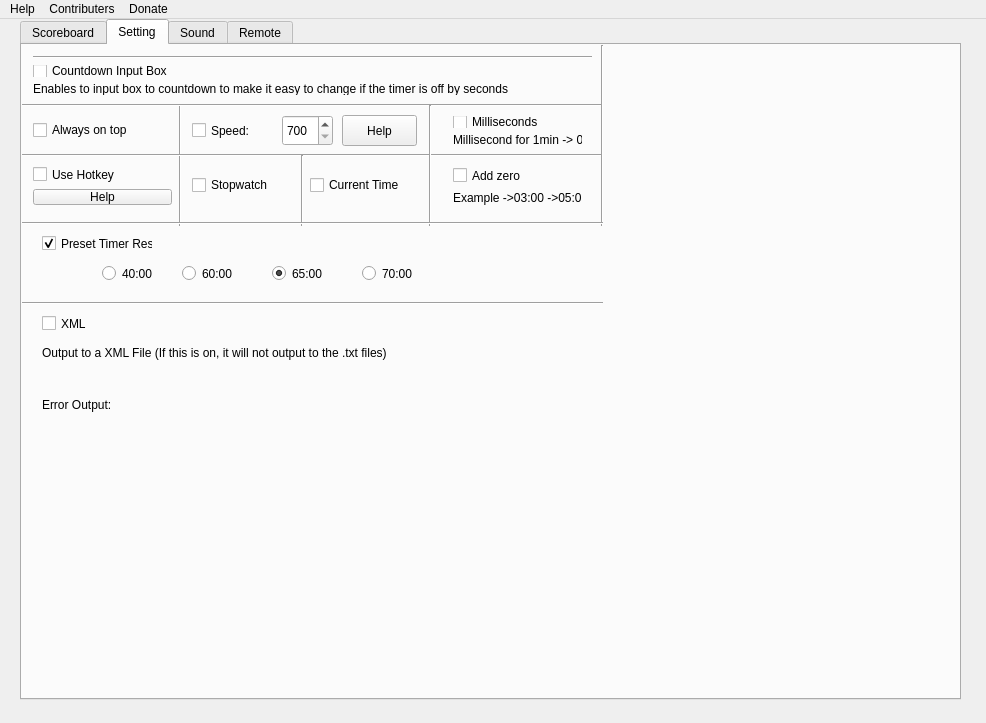
The window that scoreboardmain.ui (purpletechnician/Scoreboard-for-Netrunner) describes before a commit, drawn with Qt 5.
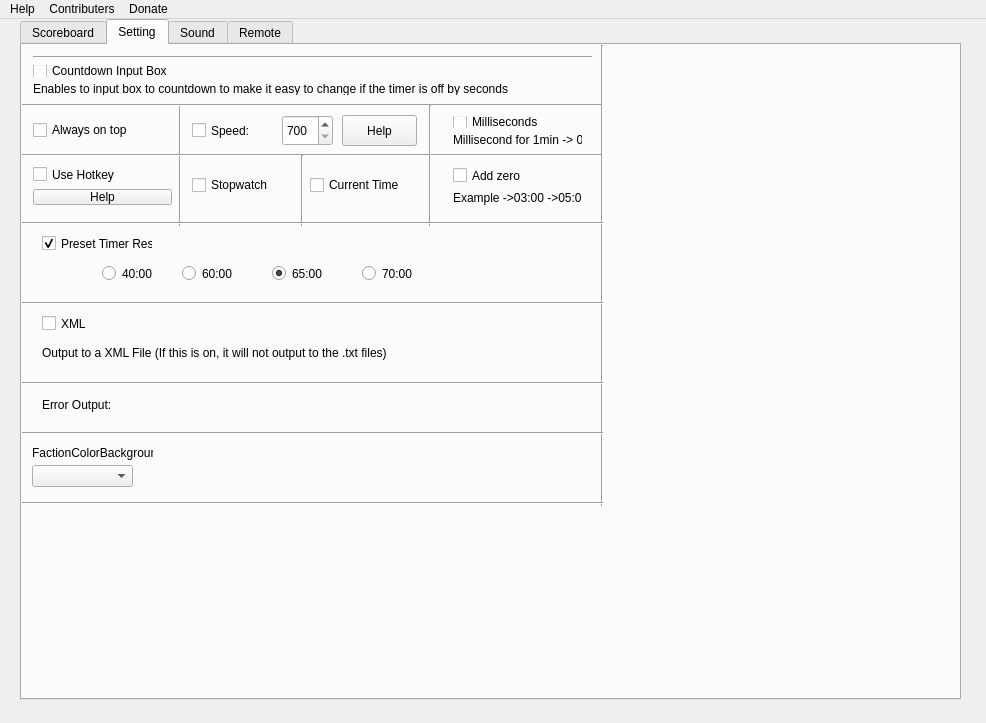
The same window after the commit. The open tabs and pages were chosen to show the change.

Commit message: Updated with FactionsColorsBackground

What changed in the file:
```diff
--- a/scoreboardmain.ui
+++ b/scoreboardmain.ui
@@ -1087,7 +1087,7 @@
         <x>570</x>
         <y>0</y>
         <width>20</width>
-        <height>181</height>
+        <height>461</height>
        </rect>
       </property>
       <property name="orientation">
@@ -1298,6 +1298,68 @@
        <string>Error Output:</string>
       </property>
      </widget>
+     <widget class="Line" name="line_14">
+      <property name="geometry">
+       <rect>
+        <x>0</x>
+        <y>380</y>
+        <width>581</width>
+        <height>16</height>
+       </rect>
+      </property>
+      <property name="orientation">
+       <enum>Qt::Horizontal</enum>
+      </property>
+     </widget>
+     <widget class="Line" name="line_15">
+      <property name="geometry">
+       <rect>
+        <x>0</x>
+        <y>330</y>
+        <width>581</width>
+        <height>16</height>
+       </rect>
+      </property>
+      <property name="orientation">
+       <enum>Qt::Horizontal</enum>
+      </property>
+     </widget>
+     <widget class="QComboBox" name="comboFactionColor">
+      <property name="geometry">
+       <rect>
+        <x>10</x>
+        <y>420</y>
+        <width>101</width>
+        <height>22</height>
+       </rect>
+      </property>
+     </widget>
+     <widget class="QLabel" name="label_4">
+      <property name="geometry">
+       <rect>
+        <x>10</x>
+        <y>400</y>
+        <width>121</width>
+        <height>16</height>
+       </rect>
+      </property>
+      <property name="text">
+       <string>FactionColorBackground</string>
+      </property>
+     </widget>
+     <widget class="Line" name="line_16">
+      <property name="geometry">
+       <rect>
+        <x>0</x>
+        <y>450</y>
+        <width>581</width>
+        <height>16</height>
+       </rect>
+      </property>
+      <property name="orientation">
+       <enum>Qt::Horizontal</enum>
+      </property>
+     </widget>
     </widget>
     <widget class="QWidget" name="Sound">
      <property name="enabled">
```
Left out of the diff: 14 changed lines with no effect on the pictures. The commit also changes 2 other files.
